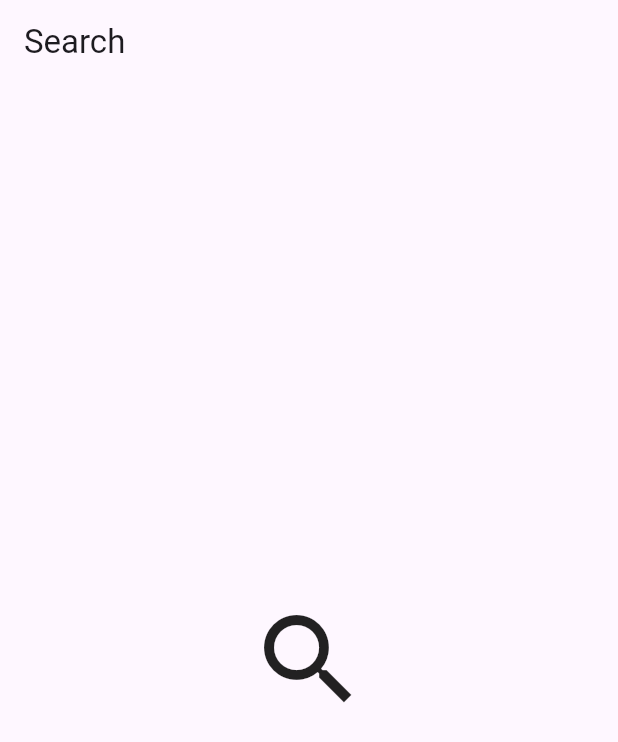
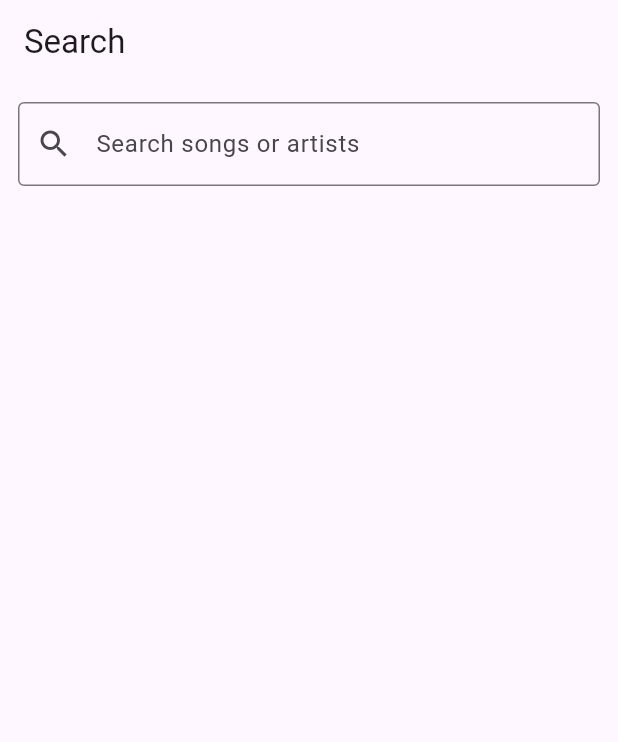
Before and after one commit to AmitSharma94/flute, a Flutter app: the SearchPage screen opened directly, on a phone screen of 412 x 824 dp. Shown: the top 742 px of the screen. Run offline on Flutter 3.47's test engine with Material 3 defaults, Android fonts, the phone set to English and light mode, and no system bars; our stand-ins replace audio_service, flutter_riverpod, go_router, just_audio, on_audio_query, shared_preferences; accounts and stored records are empty.

Commit message:
Added more stuff

```diff
--- a/lib/features/search/presentation/pages/search_page.dart
+++ b/lib/features/search/presentation/pages/search_page.dart
@@ -1,20 +1,176 @@
 import 'package:flutter/material.dart';
+import 'package:flutter_riverpod/flutter_riverpod.dart';
 
-class SearchPage extends StatelessWidget {
-  const SearchPage({super.key});
+import '../../../music/providers/music_provider.dart';
+import '../../providers/search_provider.dart';
+
+
+class SearchPage extends ConsumerWidget {
+
+  const SearchPage({
+    super.key,
+  });
+
 
   @override
-  Widget build(BuildContext context) {
+  Widget build(
+    BuildContext context,
+    WidgetRef ref,
+  ) {
+
+    final songs =
+        ref.watch(songsProvider);
+
+
+    final query =
+        ref.watch(searchQueryProvider);
+
+
+
     return Scaffold(
+
       appBar: AppBar(
-        title: const Text('Search'),
+
+        title: const Text(
+          'Search',
+        ),
+
       ),
-      body: const Center(
-        child: Icon(
-          Icons.search,
-          size: 80,
-        ),
+
+
+
+      body: songs.when(
+
+        data: (list) {
+
+
+          final results =
+              ref.watch(
+                filteredSongsProvider(list),
+              );
+
+
+          return Column(
+
+            children: [
+
+
+              Padding(
+
+                padding:
+                    const EdgeInsets.all(12),
+
+
+                child: TextField(
+
+                  decoration:
+                      const InputDecoration(
+
+                    hintText:
+                        'Search songs or artists',
+
+                    prefixIcon:
+                        Icon(Icons.search),
+
+                    border:
+                        OutlineInputBorder(),
+
+                  ),
+
+
+
+                  onChanged: (value) {
+
+                    ref
+                        .read(
+                          searchQueryProvider
+                              .notifier,
+                        )
+                        .updateQuery(value);
+
+                  },
+
+
+
+                  controller:
+                      TextEditingController(
+                        text: query,
+                      ),
+
+                ),
+
+              ),
+
+
+
+              Expanded(
+
+                child: ListView.builder(
+
+                  itemCount:
+                      results.length,
+
+
+                  itemBuilder:
+                      (context, index) {
+
+
+                    final song =
+                        results[index];
+
+
+                    return ListTile(
+
+                      leading:
+                          const Icon(
+                            Icons.music_note,
+                          ),
+
+
+                      title:
+                          Text(song.title),
+
+
+                      subtitle:
+                          Text(song.artist),
+
+
+                    );
+
+                  },
+
+                ),
+
+              ),
+
+            ],
+
+          );
+
+        },
+
+
+        error: (error, stack) {
+
+          return Center(
+            child:
+                Text(error.toString()),
+          );
+
+        },
+
+
+        loading: () {
+
+          return const Center(
+            child:
+                CircularProgressIndicator(),
+          );
+
+        },
+
       ),
+
     );
   }
 }
--- a/pubspec.yaml
+++ b/pubspec.yaml
@@ -45,6 +45,8 @@ dependencies:
   hive: ^2.2.3
   hive_flutter: ^1.1.0
   path_provider: ^2.1.6
+  shared_preferences: ^2.5.5
+  flutter_launcher_icons: ^0.14.4
 
 dev_dependencies:
   flutter_test:
```
Also changed, not shown: lib/core/storage/storage_service.dart (added, +59 -0 lines), lib/features/favorites/providers/favorite_provider.dart (+64 -12 lines), lib/features/history/providers/history_provider.dart (+75 -2 lines), lib/features/music/data/models/song_model.dart (+83 -3 lines), lib/features/music/data/services/audio_scanner_service.dart (+42 -6 lines), pubspec.lock, 2 other files.
